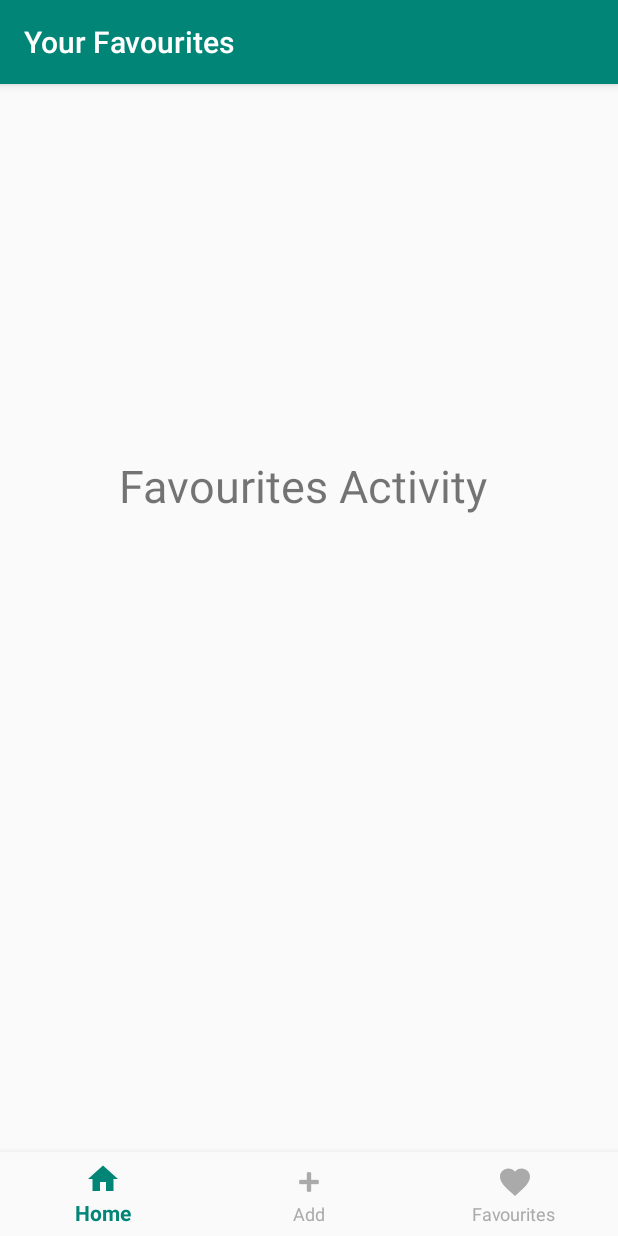
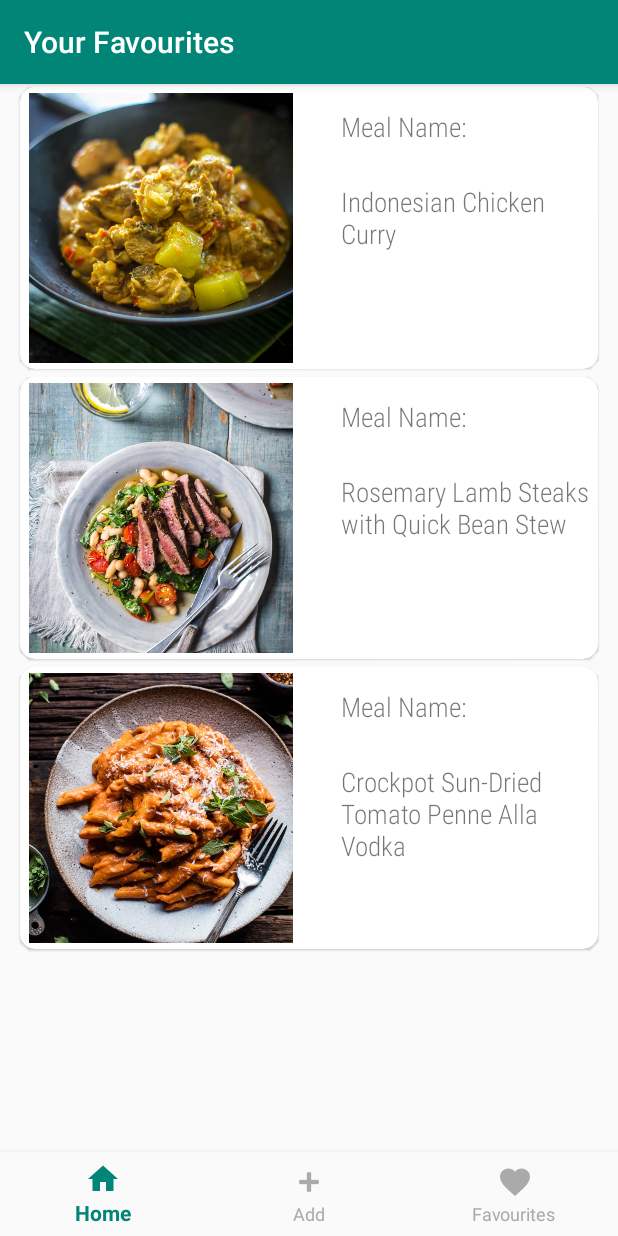
Before and after one commit to Lbannon98/Mobile-Application-Development-Android-App, an Android app: the screen it shows after launch (FavouritesActivity), item 3 of the bottom bar chosen, on a phone screen of 412 x 824 dp. Run offline under Robolectric (Android 15) with nearby library versions, the phone set to English and light mode, and no system bars.

Commit message:
Adding card view and dummy favourites

```diff
--- a/app/src/main/java/com/example/mealplanner/FavouritesActivity.java
+++ b/app/src/main/java/com/example/mealplanner/FavouritesActivity.java
@@ -7,19 +7,51 @@ import android.view.MenuItem;
 import androidx.annotation.NonNull;
 import androidx.appcompat.app.AppCompatActivity;
 import androidx.appcompat.widget.Toolbar;
+import androidx.recyclerview.widget.LinearLayoutManager;
+import androidx.recyclerview.widget.RecyclerView;
 
 import com.google.android.material.bottomnavigation.BottomNavigationView;
 
+import java.util.ArrayList;
+
 public class FavouritesActivity extends AppCompatActivity {
+
+    private RecyclerView recyclerView;
+    RecyclerView.LayoutManager layoutManager;
+
+//    private RecyclerView.LayoutManager layoutManager;
+    private RecyclerView.Adapter adapter;
+
 
     @Override
     protected void onCreate(Bundle savedInstanceState) {
         super.onCreate(savedInstanceState);
         setContentView(R.layout.favourites_activity);
 
-
         Toolbar toolbar = (Toolbar) findViewById(R.id.toolbar);
         toolbar.setTitle(R.string.toolbar_favourites);
+
+
+        ArrayList<FavouritesItem> favouriteItems = new ArrayList<>();
+
+        favouriteItems.add(new FavouritesItem(R.drawable.bali_chicken_curry, "Indonesian Chicken Curry"));
+        favouriteItems.add(new FavouritesItem(R.drawable.lamb_bean_stew, "Rosemary Lamb Steaks with Quick Bean Stew"));
+        favouriteItems.add(new FavouritesItem(R.drawable.crockpot_sun_dried_tomato_penne_alla_vodka, "Crockpot Sun-Dried Tomato Penne Alla Vodka"));
+
+        recyclerView = findViewById(R.id.recycler_view);
+        recyclerView.setHasFixedSize(false);
+        layoutManager = new LinearLayoutManager(FavouritesActivity.this);
+
+        adapter = new FavouritesAdapter(favouriteItems);
+
+        recyclerView.setLayoutManager(layoutManager);
+        recyclerView.setAdapter(adapter);
+
+//        layoutManager = new LinearLayoutManager(FavouritesActivity.this);
+//
+//        recyclerView.setItemAnimator(new DefaultItemAnimator());
+//        recyclerView.setNestedScrollingEnabled(false);
+//        recyclerView.setAdapter(adapter);
 
         BottomNavigationView bottomNavigation = findViewById(R.id.my_navigation_items);
 
--- /dev/null
+++ b/app/src/main/java/com/example/mealplanner/FavouritesAdapter.java
@@ -0,0 +1,57 @@
+package com.example.mealplanner;
+
+import android.view.LayoutInflater;
+import android.view.View;
+import android.view.ViewGroup;
+import android.widget.ImageView;
+import android.widget.TextView;
+
+import androidx.annotation.NonNull;
+import androidx.recyclerview.widget.RecyclerView;
+
+import java.util.ArrayList;
+
+public class FavouritesAdapter extends RecyclerView.Adapter<FavouritesAdapter.ViewHolder> {
+
+    ArrayList<FavouritesItem> favouritesItems;
+
+    public static class ViewHolder extends RecyclerView.ViewHolder {
+
+        public ImageView image;
+        TextView meal;
+
+        public ViewHolder(View itemView) {
+            super(itemView);
+            image = itemView.findViewById(R.id.fav_meal_image);
+            meal = itemView.findViewById(R.id.fav_meal_name);
+        }
+    }
+
+    public FavouritesAdapter(ArrayList<FavouritesItem> favouritesItems) {
+        this.favouritesItems = favouritesItems;
+    }
+
+    @NonNull
+    @Override
+    public ViewHolder onCreateViewHolder(@NonNull ViewGroup parent, int viewType) {
+        View v = LayoutInflater.from(parent.getContext()).inflate(R.layout.favourites_item, parent, false);
+
+        ViewHolder viewHolder = new ViewHolder(v);
+        return viewHolder;
+    }
+
+    @Override
+    public void onBindViewHolder(@NonNull ViewHolder holder, int position) {
+
+        FavouritesItem currentItem = favouritesItems.get(position);
+
+        holder.image.setImageResource(currentItem.getImage());
+        holder.meal.setText(currentItem.getName());
+
+    }
+
+    @Override
+    public int getItemCount() {
+        return favouritesItems.size();
+    }
+}
--- /dev/null
+++ b/app/src/main/java/com/example/mealplanner/FavouritesItem.java
@@ -0,0 +1,19 @@
+package com.example.mealplanner;
+
+public class FavouritesItem {
+    private int image;
+    private String name;
+
+    public FavouritesItem(int image, String name) {
+        this.image = image;
+        this.name = name;
+    }
+
+    public int getImage() {
+        return image;
+    }
+
+    public String getName() {
+        return name;
+    }
+}
--- a/app/src/main/java/com/example/mealplanner/MainActivity.java
+++ b/app/src/main/java/com/example/mealplanner/MainActivity.java
@@ -19,14 +19,14 @@ public class MainActivity extends AppCompatActivity {
     ListView listView;
 
     //Titles
-    String[] search_result_title = new String[] {
+    public static String[] search_result_title = new String[] {
             "Spaghetti Bolognese", "Fried Chicken Sandwich", "Breakfast Burritos", "Indonesian Chicken Curry",
             "Crockpot Sun-Dried Tomato Penne Alla Vodka", "Brown Butter Confit Tomato Pasta", "Rosemary Lamb Steaks with Quick Bean Stew",
             "Cocktail Meatballs"
     };
 
     //Images
-    int[] search_result_images = new int[] {
+    public static int[] search_result_images = new int[] {
             R.drawable.spaghetti_bolognese,
             R.drawable.fried_chicken_sandwhich,
             R.drawable.breakfast_burrito,
--- a/app/src/main/res/layout/activity_main.xml
+++ b/app/src/main/res/layout/activity_main.xml
@@ -10,11 +10,11 @@
         layout="@layout/toolbar"/>
 
     <ListView
+        android:id="@+id/listview"
         android:layout_width="match_parent"
         android:layout_height="match_parent"
         android:layout_below="@+id/meal_details_toolbar"
-
-        android:id="@+id/listview"/>
+        android:layout_marginBottom="60dp"/>
 
     <com.google.android.material.bottomnavigation.BottomNavigationView
         android:id="@+id/my_navigation_items"
--- a/app/src/main/res/layout/activity_meal_detail.xml
+++ b/app/src/main/res/layout/activity_meal_detail.xml
@@ -19,7 +19,8 @@
         android:layout_marginRight="20dp"
         android:gravity="center"
         android:text="@string/link_description"
-        android:textSize="18sp"/>
+        android:textSize="18sp"
+        android:fontFamily="sans-serif-condensed-light"/>
 
     <TextView
         android:id="@+id/meal_link"
@@ -30,7 +31,8 @@
         android:layout_marginLeft="20dp"
         android:layout_marginRight="20dp"
         android:gravity="center"
-        android:textSize="24sp"/>
+        android:textSize="24sp"
+        android:fontFamily="sans-serif-condensed-light"/>
 
     <ImageView
         android:id="@+id/meal_image"
--- a/app/src/main/res/layout/add_activity.xml
+++ b/app/src/main/res/layout/add_activity.xml
@@ -5,6 +5,15 @@
     android:layout_width="match_parent"
     android:layout_height="match_parent"
     tools:context=".MainActivity">
+
+    <androidx.core.widget.NestedScrollView
+        android:layout_width="match_parent"
+        android:layout_height="match_parent">
+
+        <LinearLayout
+            android:layout_width="match_parent"
+            android:layout_height="match_parent"
+            android:orientation="vertical">
 
             <include
                 layout="@layout/toolbar"/>
@@ -17,7 +26,8 @@
                 android:layout_marginTop="20dp"
                 android:layout_marginRight="30dp"
                 android:layout_marginLeft="30dp"
-        android:hint="@string/add_meal_title"/>
+                android:hint="@string/add_meal_title"
+                android:fontFamily="sans-serif-condensed-light"/>
 
             <com.google.android.material.button.MaterialButton
                 android:id="@+id/camera_button"
@@ -29,7 +39,8 @@
                 android:layout_marginTop="10dp"
                 android:layout_marginRight="30dp"
                 android:text="@string/take_picture"
-        app:backgroundTint="@color/colorPrimary"/>
+                app:backgroundTint="@color/colorPrimary"
+                android:fontFamily="sans-serif-condensed-light"/>
 
             <ImageView
                 android:id="@+id/add_meal_picture"
@@ -49,18 +60,26 @@
                 android:layout_below="@id/add_meal_picture"
                 android:layout_marginLeft="30dp"
                 android:layout_marginTop="10dp"
+                android:layout_marginBottom="60dp"
                 android:layout_marginRight="30dp"
                 android:text="@string/save_meal"
-        app:backgroundTint="@color/colorPrimary"/>
+                app:backgroundTint="@color/colorPrimary"
+                android:fontFamily="sans-serif-condensed-light"/>
 
-    <com.google.android.material.bottomnavigation.BottomNavigationView
-        xmlns:android="http://schemas.android.com/apk/res/android"
-        xmlns:app="http://schema.android.com/apk/res/res-auto"
-        android:id="@+id/navigation"
-        android:layout_width="match_parent"
-        android:layout_height="56dp"
-        android:layout_gravity="start"
-        app:menu="@menu/my_navigation_items"/>
+        </LinearLayout>
+
+
+<!--        <com.google.android.material.bottomnavigation.BottomNavigationView-->
+<!--            xmlns:android="http://schemas.android.com/apk/res/android"-->
+<!--            xmlns:app="http://schema.android.com/apk/res/res-auto"-->
+<!--            android:id="@+id/navigation"-->
+<!--            android:layout_width="match_parent"-->
+<!--            android:layout_height="56dp"-->
+<!--            android:layout_gravity="start"-->
+<!--            app:menu="@menu/my_navigation_items"/>-->
+
+    </androidx.core.widget.NestedScrollView>
+
 
     <com.google.android.material.bottomnavigation.BottomNavigationView
         android:id="@+id/my_navigation_items"
--- a/app/src/main/res/layout/favourites_activity.xml
+++ b/app/src/main/res/layout/favourites_activity.xml
@@ -2,7 +2,6 @@
 <RelativeLayout xmlns:android="http://schemas.android.com/apk/res/android"
     xmlns:app="http://schemas.android.com/apk/res-auto"
     xmlns:tools="http://schemas.android.com/tools"
-    android:id="@+id/textView"
     android:layout_width="match_parent"
     android:layout_height="match_parent"
     tools:context=".MainActivity">
@@ -10,27 +9,26 @@
     <include
         layout="@layout/toolbar"/>
 
-    <TextView
-        android:layout_width="270dp"
-        android:layout_height="51dp"
-        android:layout_alignParentStart="true"
-        android:layout_alignParentTop="true"
-        android:layout_centerHorizontal="true"
-        android:layout_marginStart="79dp"
-        android:layout_marginTop="303dp"
-        android:text="Favourites Activity"
-        android:textSize="30sp" />
+        <androidx.recyclerview.widget.RecyclerView
+            android:id="@+id/recycler_view"
+            android:layout_width="match_parent"
+            android:layout_height="match_parent"
+            android:padding="8dp"
+            android:scrollbars="vertical"
+            android:layout_marginTop="50dp"
+            android:layout_marginBottom="50dp">
+
+        </androidx.recyclerview.widget.RecyclerView>
 
     <com.google.android.material.bottomnavigation.BottomNavigationView
         android:id="@+id/my_navigation_items"
         android:layout_width="match_parent"
         android:layout_height="wrap_content"
         android:layout_alignParentBottom="true"
+        android:background="?android:attr/windowBackground"
         app:labelVisibilityMode="labeled"
         app:itemIconTint="@color/bottom_navigation_colours"
         app:itemTextColor="@color/bottom_navigation_colours"
-        app:menu="@menu/my_navigation_items"
-        android:background="?android:attr/windowBackground"/>
-
+        app:menu="@menu/my_navigation_items" />
 
 </RelativeLayout>
--- /dev/null
+++ b/app/src/main/res/layout/favourites_item.xml
@@ -0,0 +1,58 @@
+<?xml version="1.0" encoding="utf-8"?>
+<!--<FrameLayout xmlns:android="http://schemas.android.com/apk/res/android"-->
+<!--    android:layout_width="match_parent"-->
+<!--    android:layout_height="wrap_content"-->
+<!--    xmlns:app="http://schemas.android.com/apk/res-auto"-->
+<!--    xmlns:tools="http://schemas.android.com/tools">-->
+
+
+    <com.google.android.material.card.MaterialCardView
+        xmlns:android="http://schemas.android.com/apk/res/android"
+        xmlns:app="http://schemas.android.com/apk/res-auto"
+        xmlns:tools="http://schemas.android.com/tools"
+        android:layout_width="match_parent"
+        android:layout_height="wrap_content"
+        android:layout_marginLeft="5dp"
+        android:layout_marginRight="5dp"
+        android:layout_marginBottom="5dp"
+        app:cardCornerRadius="10dp">
+
+        <RelativeLayout
+            android:layout_width="match_parent"
+            android:layout_height="match_parent"
+            android:layout_margin="4dp">
+
+            <ImageView
+                android:id="@+id/fav_meal_image"
+                android:layout_width="180dp"
+                android:layout_height="180dp"
+                android:scaleType="centerCrop"
+                android:padding="2dp"
+                tools:ignore="UnusedAttribute"/>
+
+            <TextView
+                android:id="@+id/fav_text_label"
+                android:layout_width="wrap_content"
+                android:layout_height="wrap_content"
+                android:layout_marginLeft="210dp"
+                android:layout_marginTop="10dp"
+                android:layout_marginBottom="25dp"
+                android:fontFamily="sans-serif-condensed-light"
+                android:text="@string/add_meal_title"
+                android:textSize="18sp" />
+
+            <TextView
+                android:id="@+id/fav_meal_name"
+                android:layout_width="wrap_content"
+                android:layout_height="wrap_content"
+                android:layout_below="@+id/fav_text_label"
+                android:layout_marginLeft="210dp"
+                android:layout_marginBottom="10dp"
+                android:fontFamily="sans-serif-condensed-light"
+                android:textSize="18sp" />
+
+        </RelativeLayout>
+
+    </com.google.android.material.card.MaterialCardView>
+
+<!--</FrameLayout>-->
--- a/app/src/main/res/layout/search_result_item.xml
+++ b/app/src/main/res/layout/search_result_item.xml
@@ -23,14 +23,14 @@
             android:text="Meal Name"
             android:layout_width="match_parent"
             android:layout_height="wrap_content"
-            android:fontFamily="sans-serif-light"
             android:textStyle="bold"
             android:textColor="@android:color/black"
             android:layout_marginRight="16dp"
             android:layout_marginLeft="16dp"
             android:textSize="17sp"
             android:layout_marginTop="10dp"
-            android:layout_below="@id/card_view_images"/>
+            android:layout_below="@id/card_view_images"
+            android:fontFamily="sans-serif-condensed-light"/>
 
     </RelativeLayout>
 
--- a/app/src/main/res/values/strings.xml
+++ b/app/src/main/res/values/strings.xml
@@ -9,7 +9,7 @@
     <string name="toolbar_favourites">Your Favourites</string>
     <!--    <string name="add_to_favourites">Add to Favourites</string>-->
     <string name="link_description">Click on the link below for the recipe!</string>
-    <string name="add_meal_title">Meal Name</string>
+    <string name="add_meal_title">Meal Name:</string>
     <string name="take_picture">Take Picture</string>
     <string name="save_meal">Save Meal</string>
 
```
Also changed, not shown: app/build.gradle (+7 -0 lines). Lines whose indentation alone changed are shown as unchanged.
